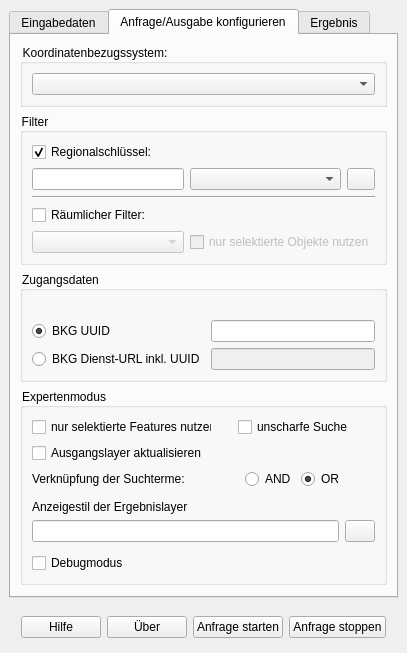
The window that interface/ui/main_dockwidget.ui (de-bkg/qgis-geocoder) describes before a commit, drawn with Qt 5.
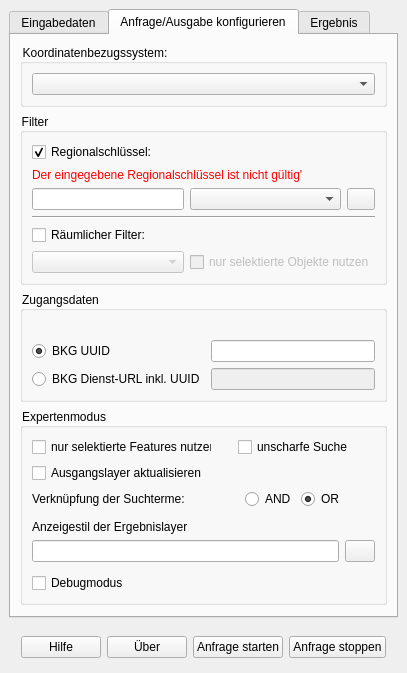
The same window after the commit. The open tabs and pages were chosen to show the change. Icons and pictures are not drawn. Custom widgets are drawn as their Qt base class.

Commit message: validation Regionalschlüssel, closes #17

```diff
--- a/interface/ui/main_dockwidget.ui
+++ b/interface/ui/main_dockwidget.ui
@@ -425,6 +425,16 @@
              </property>
             </widget>
            </item>
+           <item>
+            <widget class="QLabel" name="rs_error_label">
+             <property name="styleSheet">
+              <string notr="true">color: red;</string>
+             </property>
+             <property name="text">
+              <string>Der eingegebene Regionalschlüssel ist nicht gültig'</string>
+             </property>
+            </widget>
+           </item>
            <item>
             <layout class="QHBoxLayout" name="horizontalLayout_3">
              <property name="spacing">
```
The commit also changes 1 other file.
